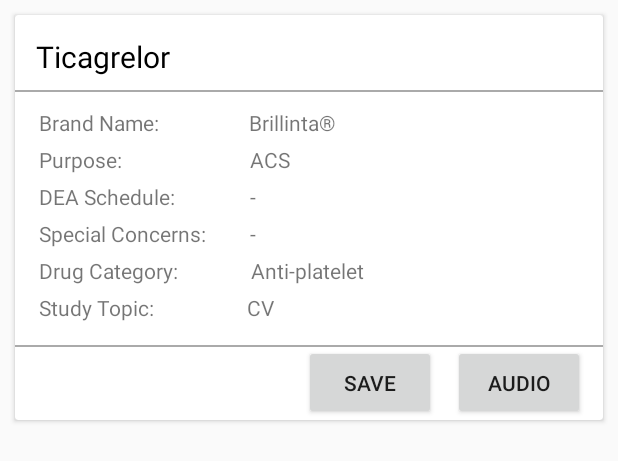
After one commit to alexpereira/PharmTech, an Android app: the layout drug_card.xml on its own in the app's theme, with its tools: preview values and no code run, on a phone screen of 412 x 824 dp. The commit adds this screen. Shown: the top 461 px of the screen. Run offline under Robolectric (Android 15) with nearby library versions, the phone set to English and light mode, and no system bars.

Commit message:
Adding drug cards to Review

```diff
--- /dev/null
+++ b/app/src/main/java/com/alexpereira/android/pharmatech10/CustomAdapter.java
@@ -0,0 +1,91 @@
+package com.alexpereira.android.pharmatech10;
+
+/*
+* Copyright (C) 2014 The Android Open Source Project
+*
+* Licensed under the Apache License, Version 2.0 (the "License");
+* you may not use this file except in compliance with the License.
+* You may obtain a copy of the License at
+*
+*      http://www.apache.org/licenses/LICENSE-2.0
+*
+* Unless required by applicable law or agreed to in writing, software
+* distributed under the License is distributed on an "AS IS" BASIS,
+* WITHOUT WARRANTIES OR CONDITIONS OF ANY KIND, either express or implied.
+* See the License for the specific language governing permissions and
+* limitations under the License.
+*/
+
+import android.support.v7.widget.RecyclerView;
+import android.util.Log;
+import android.view.LayoutInflater;
+import android.view.View;
+import android.view.ViewGroup;
+import android.widget.TextView;
+
+/**
+ * Provide views to RecyclerView with data from mDataSet.
+ */
+public class CustomAdapter extends RecyclerView.Adapter<CustomAdapter.ViewHolder> {
+    private static final String TAG = "CustomAdapter";
+
+    private String[] mDataSet;
+
+    /**
+     * Provide a reference to the type of views that you are using (custom ViewHolder)
+     */
+    public static class ViewHolder extends RecyclerView.ViewHolder {
+        private final TextView textView;
+
+        public ViewHolder(View v) {
+            super(v);
+            // Define click listener for the ViewHolder's View.
+            v.setOnClickListener(new View.OnClickListener() {
+                @Override
+                public void onClick(View v) {
+                    Log.d(TAG, "Element " + getAdapterPosition() + " clicked.");
+                }
+            });
+            textView = (TextView) v.findViewById(R.id.textView);
+        }
+
+        public TextView getTextView() {
+            return textView;
+        }
+    }
+
+    /**
+     * Initialize the dataset of the Adapter.
+     *
+     * @param dataSet String[] containing the data to populate views to be used by RecyclerView.
+     */
+    public CustomAdapter(String[] dataSet) {
+        mDataSet = dataSet;
+    }
+
+    // Create new views (invoked by the layout manager)
+    @Override
+    public ViewHolder onCreateViewHolder(ViewGroup viewGroup, int viewType) {
+        // Create a new view.
+        View v = LayoutInflater.from(viewGroup.getContext())
+                .inflate(R.layout.drug_card, viewGroup, false);
+
+        return new ViewHolder(v);
+    }
+
+    // Replace the contents of a view (invoked by the layout manager)
+    @Override
+    public void onBindViewHolder(ViewHolder viewHolder, final int position) {
+        Log.d(TAG, "Element " + position + " set.");
+
+        // Get element from your dataset at this position and replace the contents of the view
+        // with that element
+        //viewHolder.getTextView().setText(mDataSet[position]);
+    }
+
+    // Return the size of your dataset (invoked by the layout manager)
+    @Override
+    public int getItemCount() {
+        return mDataSet.length;
+    }
+}
--- a/app/src/main/java/com/alexpereira/android/pharmatech10/ReviewFragment.java
+++ b/app/src/main/java/com/alexpereira/android/pharmatech10/ReviewFragment.java
@@ -38,7 +38,7 @@ public class ReviewFragment extends Fragment {
     @Override
     public View onCreateView(LayoutInflater inflater, ViewGroup container,
                              Bundle savedInstanceState) {
-        View rootView = inflater.inflate(R.layout.recycler_view_frag, container, false);
+        View rootView = inflater.inflate(R.layout.fragment_review, container, false);
         rootView.setTag(TAG);
 
         mRecyclerView = (RecyclerView) rootView.findViewById(R.id.recyclerView);
--- /dev/null
+++ b/app/src/main/res/layout/drug_card.xml
@@ -0,0 +1,172 @@
+<?xml version="1.0" encoding="utf-8"?>
+
+<android.support.v7.widget.CardView
+    android:id="@+id/card_view"
+    android:layout_height="270dp"
+    android:layout_width="match_parent"
+    android:layout_marginTop="10dp"
+    android:layout_marginLeft="10dp"
+    android:layout_marginRight="10dp"
+    android:layout_marginBottom="10dp"
+    xmlns:android="http://schemas.android.com/apk/res/android">
+
+    <RelativeLayout
+        android:layout_width="match_parent"
+        android:layout_height="wrap_content"
+        android:padding="14dp"
+        >
+
+        <TextView
+            android:id="@+id/drug_name"
+            android:layout_width="wrap_content"
+            android:layout_height="wrap_content"
+            android:layout_alignParentTop="true"
+            android:textSize="20dp"
+            android:text="Ticagrelor"
+            android:textColor="@color/black"/>
+    </RelativeLayout>
+
+    <View
+        android:layout_width="match_parent"
+        android:layout_height="1dp"
+        android:background="@android:color/darker_gray"
+        android:layout_marginTop="50dp"/>
+
+    <RelativeLayout
+        android:layout_width="match_parent"
+        android:layout_height="170dp"
+        android:paddingLeft="16dp"
+        android:paddingTop="12dp"
+        android:layout_marginTop="50dp">
+
+        <TextView
+            android:id="@+id/brand_name_label"
+            android:layout_width="wrap_content"
+            android:layout_height="wrap_content"
+            android:text="Brand Name:"/>
+        <TextView
+            android:id="@+id/brand_name"
+            android:layout_width="wrap_content"
+            android:layout_height="wrap_content"
+            android:text="Brillinta®"
+            android:layout_toRightOf="@+id/brand_name_label"
+            android:layout_marginLeft="60dp"/>
+        <TextView
+            android:id="@+id/purpose_label"
+            android:layout_width="wrap_content"
+            android:layout_height="wrap_content"
+            android:text="Purpose:"
+            android:layout_below="@+id/brand_name_label"
+            android:paddingTop="5dp"/>
+        <TextView
+            android:id="@+id/purpose"
+            android:layout_width="wrap_content"
+            android:layout_height="wrap_content"
+            android:text="ACS"
+            android:layout_toRightOf="@+id/purpose_label"
+            android:layout_marginLeft="85dp"
+            android:layout_below="@+id/brand_name"
+            android:paddingTop="5dp"/>
+        <TextView
+            android:id="@+id/DEA_schedule_label"
+            android:layout_width="wrap_content"
+            android:layout_height="wrap_content"
+            android:text="DEA Schedule:"
+            android:layout_below="@+id/purpose_label"
+            android:paddingTop="5dp"/>
+        <TextView
+            android:id="@+id/DEA_schedule"
+            android:layout_width="wrap_content"
+            android:layout_height="wrap_content"
+            android:text="-"
+            android:layout_toRightOf="@+id/DEA_schedule_label"
+            android:layout_marginLeft="50dp"
+            android:layout_below="@+id/purpose"
+            android:paddingTop="5dp"/>
+        <TextView
+            android:id="@+id/special_concerns_label"
+            android:layout_width="wrap_content"
+            android:layout_height="wrap_content"
+            android:text="Special Concerns:"
+            android:layout_below="@+id/DEA_schedule_label"
+            android:paddingTop="5dp"/>
+        <TextView
+            android:id="@+id/special_concerns"
+            android:layout_width="wrap_content"
+            android:layout_height="wrap_content"
+            android:text="-"
+            android:layout_toRightOf="@+id/special_concerns_label"
+            android:layout_marginLeft="29dp"
+            android:layout_below="@+id/DEA_schedule"
+            android:paddingTop="5dp"/>
+        <TextView
+            android:id="@+id/drug_category_label"
+            android:layout_width="wrap_content"
+            android:layout_height="wrap_content"
+            android:text="Drug Category:"
+            android:layout_below="@+id/special_concerns_label"
+            android:paddingTop="5dp"/>
+        <TextView
+            android:id="@+id/drug_category"
+            android:layout_width="wrap_content"
+            android:layout_height="wrap_content"
+            android:text="Anti-platelet"
+            android:layout_toRightOf="@+id/drug_category_label"
+            android:layout_marginLeft="48dp"
+            android:layout_below="@+id/special_concerns"
+            android:paddingTop="5dp"/>
+        <TextView
+            android:id="@+id/study_topic_label"
+            android:layout_width="wrap_content"
+            android:layout_height="wrap_content"
+            android:text="Study Topic:"
+            android:layout_below="@+id/drug_category_label"
+            android:paddingTop="5dp"/>
+        <TextView
+            android:id="@+id/study_topic"
+            android:layout_width="wrap_content"
+            android:layout_height="wrap_content"
+            android:text="CV"
+            android:layout_toRightOf="@+id/study_topic_label"
+            android:layout_marginLeft="62dp"
+            android:layout_below="@+id/drug_category"
+            android:paddingTop="5dp"/>
+
+    </RelativeLayout>
+    <View
+        android:layout_width="match_parent"
+        android:layout_height="1dp"
+        android:background="@android:color/darker_gray"
+        android:layout_marginTop="220dp"/>
+    <RelativeLayout
+        android:layout_width="match_parent"
+        android:layout_height="50dp"
+        android:layout_marginTop="220dp">
+
+        <Button
+            android:text="Save"
+            android:layout_width="wrap_content"
+            android:layout_height="50dp"
+            android:id="@+id/button"
+            android:layout_alignParentTop="true"
+            android:layout_toLeftOf="@+id/button2"
+            android:layout_toStartOf="@+id/button2"
+            android:layout_marginRight="11dp"
+            android:layout_marginEnd="11dp"/>
+
+        <Button
+            android:text="Audio"
+            android:layout_width="wrap_content"
+            android:layout_height="50dp"
+            android:id="@+id/button2"
+            android:layout_alignParentTop="true"
+            android:layout_alignParentRight="true"
+            android:layout_alignParentEnd="true"
+            android:layout_marginRight="12dp"
+            android:layout_marginEnd="12dp"/>
+
+
+    </RelativeLayout>
+
+
+</android.support.v7.widget.CardView>
--- a/app/src/main/res/layout/fragment_review.xml
+++ b/app/src/main/res/layout/fragment_review.xml
@@ -1,11 +1,13 @@
 <?xml version="1.0" encoding="utf-8"?>
 <LinearLayout xmlns:android="http://schemas.android.com/apk/res/android"
+              android:orientation="vertical"
               android:layout_width="match_parent"
               android:layout_height="match_parent">
 
     <android.support.v7.widget.RecyclerView
-        android:id="@+id/my_recycler_view"
+        android:id="@+id/recyclerView"
         android:scrollbars="vertical"
         android:layout_width="match_parent"
         android:layout_height="match_parent"/>
+
 </LinearLayout>
```
